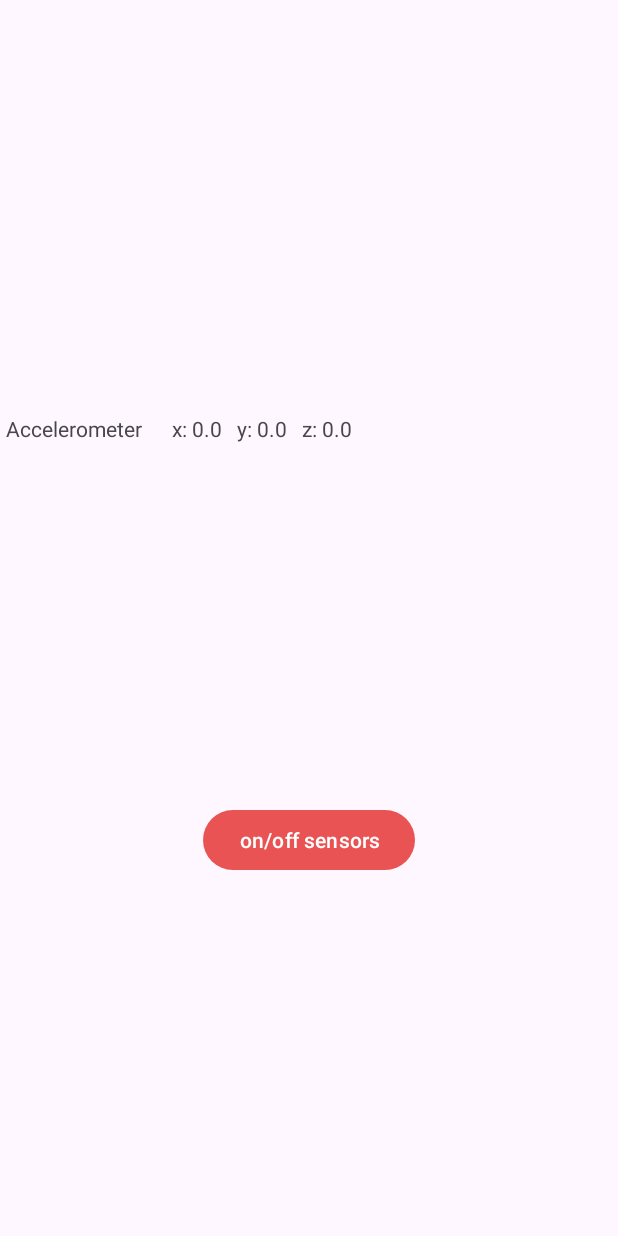
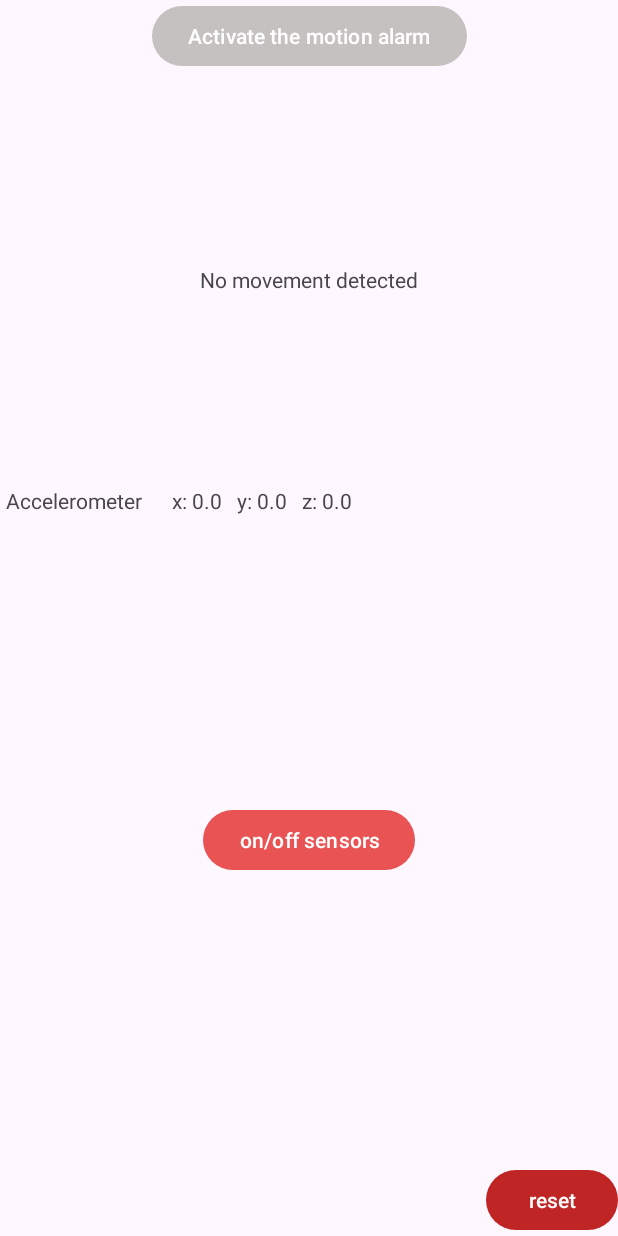
Before and after one commit to neliudochka/antichild, an Android app: the screen it shows after launch (MainActivity), after a tap on "on/off sensors", on a phone screen of 412 x 824 dp. Run offline under Robolectric (Android 15) with nearby library versions, the phone set to English and light mode, and no system bars.

Commit message:
add movement detection alarm
1) When motion alarm activated, app uses an accelerometer to detect movement. The result is shown in the corresponding textview.
2) It is possible to reset the alarm with the corresponding button
3) later, sound will be added to the alarm

```diff
--- a/app/src/main/java/com/example/antichild/MainActivity.kt
+++ b/app/src/main/java/com/example/antichild/MainActivity.kt
@@ -1,10 +1,13 @@
 package com.example.antichild
 
 import android.annotation.SuppressLint
+import android.hardware.SensorManager
 import androidx.appcompat.app.AppCompatActivity
 import android.os.Bundle
+import android.widget.Toast
 import com.example.antichild.databinding.ActivityMainBinding
 import com.example.antichild.sensors.AccelerometerSensor
+import kotlin.math.sqrt
 import kotlin.properties.Delegates
 
 class MainActivity : AppCompatActivity() {
@@ -25,6 +28,7 @@ class MainActivity : AppCompatActivity() {
     }
 
     //ui
+    private var isActivated = false;
     private var isSensors = false;
     private var greyColor by Delegates.notNull<Int>()
     private var pinky by Delegates.notNull<Int>()
@@ -35,12 +39,37 @@ class MainActivity : AppCompatActivity() {
         pinky = applicationContext.getColor(R.color.pinky)
         red = applicationContext.getColor(R.color.red)
 
+        binding.startButton.setBackgroundColor(greyColor)
+        binding.startButton.setOnClickListener {
+            if (!isStolen)
+                if(isSensors)
+                    switchActivatedButton()
+                else
+                    Toast.makeText(this, "Firstly, turn on the sensors", Toast.LENGTH_SHORT).show()
+        }
+
         binding.onOffSensors.setBackgroundColor(greyColor)
         binding.onOffSensors.setOnClickListener {
-            switchOffSensors()
+            if (!isStolen)
+                switchOffSensors()
+        }
+
+        binding.reset.setBackgroundColor(red)
+        binding.reset.setOnClickListener{
+            isStolen = false
+            binding.movementDetectionTextview.text = "No movement detected"
         }
     }
 
+    private fun switchActivatedButton() {
+        if(isActivated) {
+            isActivated = false
+            binding.startButton.setBackgroundColor(greyColor)
+        } else {
+            isActivated = true
+            binding.startButton.setBackgroundColor(pinky)
+        }
+    }
     private fun switchOffSensors() {
         if(isSensors) {
             isSensors = false
@@ -64,11 +93,38 @@ class MainActivity : AppCompatActivity() {
         accelerometerSensor.setOnSensorValuesChangedListener { a ->
             val result: String? = java.lang.String.format("x: %.4f   y: %.4f   z: %.4f", a[0], a[1], a[2])
             binding.accRes.text = result
-            //перевірка руху
+            if(isActivated && !isStolen) {
+                checkMotion(a.toList())
+            }
         }
     }
 
     private fun killSensors() {
         accelerometerSensor.stopListening()
     }
+
+
+    //Movement detection
+    private var mAccel = 0.00f;
+    private var mAccelCurrent = SensorManager.GRAVITY_EARTH;
+    private var mAccelLast = SensorManager.GRAVITY_EARTH;
+
+    private var isStolen = false
+
+    private fun checkMotion(values: List<Float>) {
+        val x: Float = values[0]
+        val y: Float = values[1]
+        val z: Float = values[2]
+        mAccelLast = mAccelCurrent
+        //загальна велечина прискорення =  √x^2+y^2+z^2
+        mAccelCurrent = sqrt(((x * x + y * y + z * z).toDouble())).toFloat()
+        val delta: Float = mAccelLast - mAccelCurrent
+        mAccel = mAccel * 0.9f + delta
+        if (mAccel > 0.5) {
+            isStolen = true
+            binding.movementDetectionTextview.text = "Movement detected"
+            switchOffSensors()
+            switchActivatedButton()
+        }
+    }
 }
--- a/app/src/main/res/layout/activity_main.xml
+++ b/app/src/main/res/layout/activity_main.xml
@@ -5,6 +5,27 @@
     android:layout_width="match_parent"
     android:layout_height="match_parent"
     tools:context=".MainActivity">
+
+    <Button
+        android:id="@+id/start_button"
+        android:layout_width="wrap_content"
+        android:layout_height="wrap_content"
+        android:text="@string/activate_the_motion_alarm"
+        app:layout_constraintBottom_toTopOf="@+id/acc_text"
+        app:layout_constraintEnd_toEndOf="parent"
+        app:layout_constraintVertical_bias="0"
+        app:layout_constraintStart_toStartOf="parent"
+        app:layout_constraintTop_toTopOf="parent" />
+
+    <TextView
+        android:id="@+id/movement_detection_textview"
+        android:layout_width="wrap_content"
+        android:layout_height="wrap_content"
+        android:text="@string/no_movement_detected"
+        app:layout_constraintBottom_toTopOf="@+id/acc_text"
+        app:layout_constraintEnd_toEndOf="parent"
+        app:layout_constraintStart_toStartOf="parent"
+        app:layout_constraintTop_toBottomOf="@+id/start_button" />
 
     <TextView
         android:id="@+id/acc_text"
@@ -14,7 +35,7 @@
         android:layout_marginTop="276dp"
         android:text="@string/accelerometer"
         app:layout_constraintStart_toStartOf="parent"
-        app:layout_constraintTop_toTopOf="parent" />
+        app:layout_constraintTop_toBottomOf="@+id/start_button" />
 
     <TextView
         android:id="@+id/acc_res"
@@ -31,10 +52,18 @@
         android:layout_width="wrap_content"
         android:layout_height="wrap_content"
         android:text="on/off sensors"
-        app:layout_constraintBottom_toBottomOf="parent"
+        app:layout_constraintBottom_toTopOf="@id/reset"
         app:layout_constraintEnd_toEndOf="parent"
         app:layout_constraintStart_toStartOf="parent"
         app:layout_constraintTop_toBottomOf="@+id/acc_text" />
 
+    <Button
+        android:id="@+id/reset"
+        android:layout_width="wrap_content"
+        android:layout_height="wrap_content"
+        android:text="@string/reset"
+        app:layout_constraintBottom_toBottomOf="parent"
+        app:layout_constraintEnd_toEndOf="parent" />
+
 
 </androidx.constraintlayout.widget.ConstraintLayout>
--- a/app/src/main/res/values/strings.xml
+++ b/app/src/main/res/values/strings.xml
@@ -2,4 +2,8 @@
     <string name="app_name">AntiChild</string>
     <string name="accelerometer">Accelerometer</string>
     <string name="accelerometer_result">"x: 0.0   y: 0.0   z: 0.0"</string>
+    <string name="activate_the_motion_alarm">Activate the motion alarm</string>
+    <string name="reset">reset</string>
+    <string name="no_motion_detected">no motion detected</string>
+    <string name="no_movement_detected">No movement detected</string>
 </resources>
```
